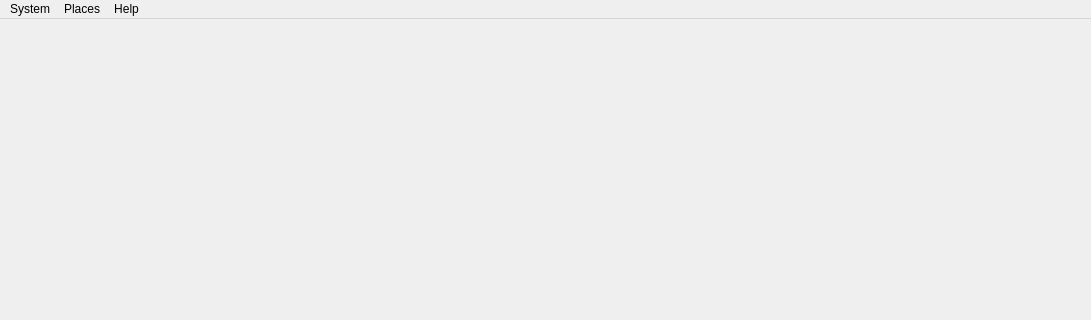
Before: the Qt Designer form form/mainwindow.ui in soda92/beijing_fushengji_rewrite, drawn with Qt 5; both pictures show x 0 to 1091 and y 0 to 320 of the 1091 by 678 pixel window.
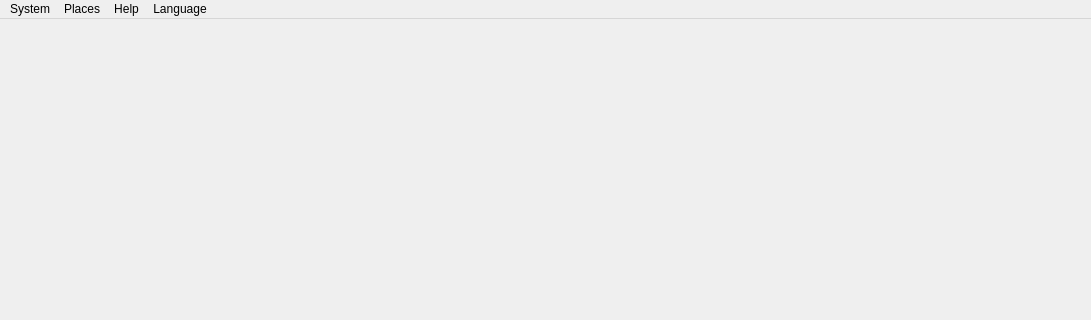
After: the same form once the commit is applied.

Patch:
```diff
--- a/form/mainwindow.ui
+++ b/form/mainwindow.ui
@@ -55,9 +55,17 @@
     <addaction name="game_help"/>
     <addaction name="about"/>
    </widget>
+   <widget class="QMenu" name="menuLanguage">
+    <property name="title">
+     <string>Language</string>
+    </property>
+    <addaction name="langChs"/>
+    <addaction name="langEn"/>
+   </widget>
    <addaction name="menu"/>
    <addaction name="menu_2"/>
    <addaction name="menu_3"/>
+   <addaction name="menuLanguage"/>
   </widget>
   <widget class="QStatusBar" name="statusbar"/>
   <action name="new_game">
```
Left out of the diff: 11 changed lines with no effect on the pictures.
